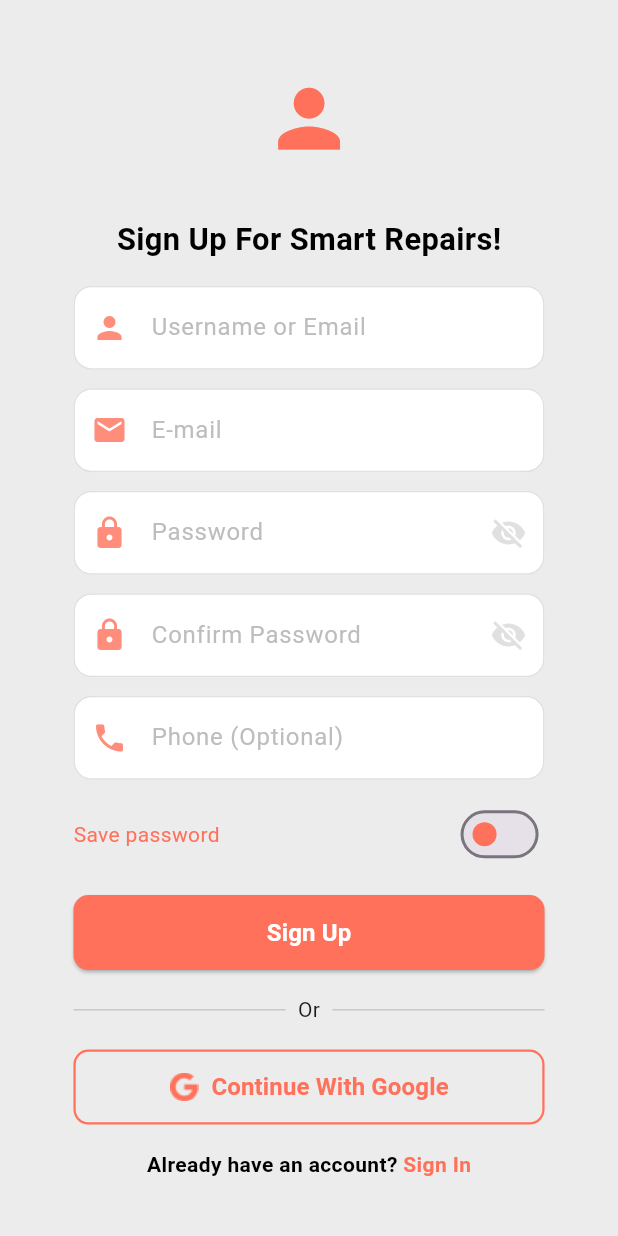
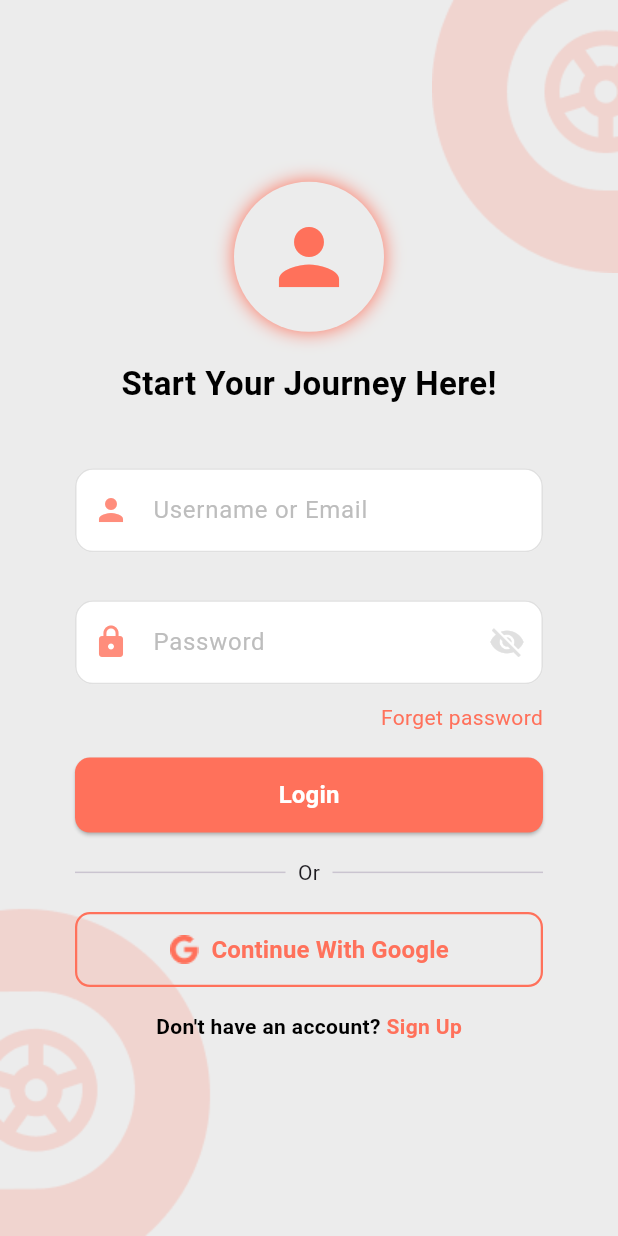
Before and after one commit to Ushna-FS/FixiBot-FYP, a Flutter app: the SignupScreen screen opened by its route, after a tap on "Sign Up", on a phone screen of 412 x 824 dp. Run offline on Flutter 3.47's test engine with Material 3 defaults, Android fonts, the phone set to English and light mode, and no system bars; our stand-ins replace get, google_fonts.

Commit message:
login page added

```diff
--- a/lib/constants/app_colors.dart
+++ b/lib/constants/app_colors.dart
@@ -7,7 +7,6 @@ class AppColors {
   static const Color textColor=Colors.white;
   static const Color textColor2=Colors.black;
   static const Color headingColor=Color(0x353539);
-
 static const MaterialColor mainSwatch = MaterialColor(
     0xFFFF715B,
     <int, Color>{
--- a/lib/routes/app_pages.dart
+++ b/lib/routes/app_pages.dart
@@ -1,5 +1,6 @@
 import 'package:get/get.dart';
 
+import '../screens/auth/view/login.dart';
 import '../screens/auth/view/signup.dart';
 import '../screens/splashScreen.dart';
 import 'app_routes.dart';
@@ -9,6 +10,9 @@ class AppPages {
     GetPage(name: AppRoutes.splash, page: () => const Splashscreen()),
     GetPage(
         name: AppRoutes.signup,
-        page: () => const SignupScreen(),)
+        page: () => const SignupScreen(),),
+    GetPage(
+        name: AppRoutes.login,
+        page: () => const Login(),),
   ];
 }
--- /dev/null
+++ b/lib/screens/auth/controller/login_controller.dart
@@ -0,0 +1,42 @@
+import 'package:get/get.dart';
+import 'package:flutter/material.dart';
+import '../view/signup.dart';
+
+
+class LoginController extends GetxController {
+  var usernameController = TextEditingController();
+  var emailController = TextEditingController();
+  var passwordController = TextEditingController();
+
+  var isPasswordVisible = false.obs;
+  var isLoading = false.obs;
+
+  void togglePasswordVisibility() {
+    isPasswordVisible.value = !isPasswordVisible.value;
+  }
+
+
+  void login() async{
+    if (emailController.text.isEmpty || passwordController.text.isEmpty) {
+      Get.snackbar("Error", "Please fill in all fields",
+          snackPosition: SnackPosition.BOTTOM, backgroundColor: Colors.red, colorText: Colors.white);
+      return;
+    }
+
+  }
+
+  void onClose() {
+    emailController.dispose();
+    passwordController.dispose();
+    super.onClose();
+  }
+
+  void LogInNavigation() {
+    Get.to(SignupScreen());
+  }
+  void googleLogIn() {
+    // Simulate Google Sign In
+    // Get.to(LoginPage());
+  }
+
+}
--- a/lib/screens/auth/controller/signUp_controller.dart
+++ b/lib/screens/auth/controller/signUp_controller.dart
@@ -1,5 +1,7 @@
 import 'package:get/get.dart';
 import 'package:flutter/material.dart';
+
+import '../view/login.dart';
 
 class SignupController extends GetxController {
   var usernameController = TextEditingController();
@@ -31,13 +33,10 @@ class SignupController extends GetxController {
       return;
     }
 
-
-    // Navigate to another page (e.g., login)
-    // Get.to(LoginPage());
+    Get.to(Login());
   }
   void signInNavigation() {
-    // Navigate to another page (e.g., login)
-    // Get.to(LoginPage());
+    Get.to(Login());
   }
   void googleSignIn() {
     // Simulate Google Sign In
--- /dev/null
+++ b/lib/screens/auth/view/login.dart
@@ -0,0 +1,152 @@
+import 'package:fixibot_app/constants/app_colors.dart';
+import 'package:fixibot_app/widgets/custom_textField.dart';
+import 'package:flutter/material.dart';
+import 'package:get/get.dart';
+import 'package:get/get_state_manager/src/rx_flutter/rx_obx_widget.dart';
+import 'package:fixibot_app/screens/auth/controller/login_controller.dart';
+import '../../../widgets/custom_buttons.dart';
+
+class Login extends StatefulWidget {
+  const Login({super.key});
+
+  @override
+  State<Login> createState() => _LoginState();
+}
+
+class _LoginState extends State<Login> {
+  @override
+  Widget build(BuildContext context) {
+    final Size screenSize = MediaQuery.of(context).size;
+    final LoginController controller = Get.put((LoginController()));
+
+    return Scaffold(
+    backgroundColor: AppColors.secondaryColor,
+    body: Stack(
+      children: [
+        Container(
+          color: AppColors.secondaryColor,
+        ),
+        Positioned(
+          top:0,
+          right:0,
+          child: Image.asset('assets/icons/upperTyre.png')
+        ),
+        Positioned(
+          bottom: 0,
+          left: 0,
+          child: Image.asset('assets/icons/lowerTyre.png')
+        ),
+        Padding(
+          padding: const EdgeInsets.all(16.0),
+          child: Center(
+            child: SingleChildScrollView(
+              padding: const EdgeInsets.symmetric(horizontal: 34),
+              child: Column(
+                crossAxisAlignment: CrossAxisAlignment.center,
+                children: [
+                  Container(
+                    decoration: const BoxDecoration(
+                      shape: BoxShape.circle,
+                      boxShadow: [
+                        BoxShadow(
+                          color: AppColors.mainSwatch,
+                          blurRadius: 10,
+                          offset: Offset.zero
+                        )
+                      ]
+                    ),
+                    child: const CircleAvatar(
+                      backgroundColor: AppColors.secondaryColor,
+                      radius: 50,
+                      child: Icon(Icons.person,
+                            size: 60,
+                            color: AppColors.mainColor),
+                    ),
+                  ),
+                  const SizedBox(height: 19),
+                    const Text(
+                      "Start Your Journey Here!",
+                      style: TextStyle(
+                          fontSize: 22,
+                          fontWeight: FontWeight.bold,
+                          color: AppColors.textColor2),
+                    ),
+                  const SizedBox(height: 41),
+                  const CustomTextField(
+                      hintText: "Username or Email",
+                      icon: Icons.person,
+                    ),
+                  const SizedBox(height: 32),
+                  Obx(() => CustomTextField(
+                          hintText: "Password",
+                          icon: Icons.lock,
+                          isPassword: !controller.isPasswordVisible.value,
+                          controller: controller.passwordController,
+                        )),
+                    SizedBox(height: screenSize.height * 0.015),
+                    const Row(
+                          mainAxisAlignment: MainAxisAlignment.end,
+                          children: [
+                            Text("Forget password",
+                                style: TextStyle(color: AppColors.mainColor)),
+                          ],
+                        ),
+                    SizedBox(height: screenSize.height * 0.02),
+                    CustomButton(
+                      text: "Login",
+                      onPressed: controller.login,
+                    ),
+                    SizedBox(height: screenSize.height * 0.02),
+                    Row(
+                      children: [
+                        const Expanded(child: Divider(thickness: 1)),
+                        Padding(
+                          padding: EdgeInsets.symmetric(
+                              horizontal: screenSize.width * 0.02),
+                          child: const Text("Or"),
+                        ),
+                        const Expanded(child: Divider(thickness: 1)),
+                      ],
+                    ),
+                    SizedBox(height: screenSize.height * 0.02),
+                    CustomButton(
+                      text: "Continue With Google",
+                      isOutlined: true,
+                      icon: Image.asset(
+                        'assets/icons/google.png',
+                        width: 20,
+                        height: 20,
+                      ), onPressed: () {  },
+                    ),
+                    SizedBox(height: screenSize.height * 0.02),
+                    Row(
+                      mainAxisAlignment: MainAxisAlignment.center,
+                      children: [
+                        const Text(
+                          "Don't have an account? ",
+                          style: TextStyle(
+                              color: AppColors.textColor2,
+                              fontWeight: FontWeight.bold),
+                        ),
+                        GestureDetector(
+                          onTap: controller.LogInNavigation,
+                          child: const Text(
+                            "Sign Up",
+                            style: TextStyle(
+                                color: AppColors.mainColor,
+                                fontWeight: FontWeight.bold),
+                          ),
+                        ),
+                      ],
+                    ),
+                    SizedBox(height: screenSize.height * 0.01),
+                ],
+              ),
+            ),
+          ),
+        ),
+      ],
+    ),
+    );
+  }
+}
--- a/pubspec.yaml
+++ b/pubspec.yaml
@@ -60,7 +60,7 @@ flutter:
 
   # To add assets to your application, add an assets section, like this:
   # assets:
-  #   - images/a_dot_burr.jpeg
+  #   - assets/images/background.png
   #   - images/a_dot_ham.jpeg
 
   # An image asset can refer to one or more resolution-specific "variants", see
```
Also changed, not shown: assets/icons/background.png (added), assets/icons/lowerTyre.png (added), assets/icons/upperTyre.png (added), pubspec.lock.
